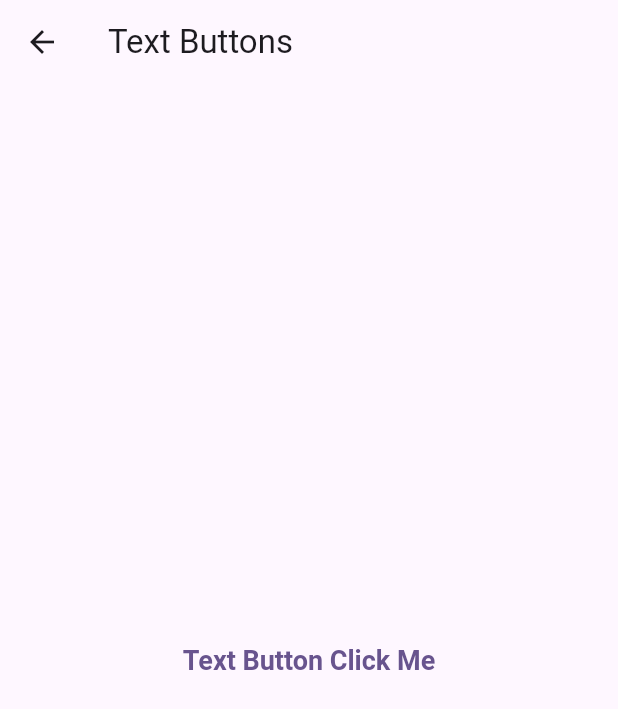
After one commit to afrahshaikh/flutter_buttons, a Flutter app: the screen it shows after launch, after a tap on "Text Buttons", on a phone screen of 412 x 824 dp. The commit adds this screen. Shown: the top 709 px of the screen. Run offline on Flutter 3.47's test engine with Material 3 defaults, Android fonts, the phone set to English and light mode, and no system bars.

Commit message:
text button added

```diff
--- /dev/null
+++ b/lib/buttons/text_button.dart
@@ -0,0 +1,39 @@
+import 'package:flutter/material.dart';
+
+class TextButtons extends StatelessWidget {
+  const TextButtons({super.key});
+
+  @override
+  Widget build(BuildContext context) {
+    return Scaffold(
+      appBar: AppBar(title: Text('Text Buttons')),
+      body: Center(
+        child: TextButton(
+          onPressed: () {
+            ScaffoldMessenger.of(context).showSnackBar(
+              SnackBar(
+                duration: Duration(microseconds: 10),
+                content: Text('Button Pressed'),
+              ),
+            );
+          },
+          onLongPress: () {
+            ScaffoldMessenger.of(context).showSnackBar(
+              SnackBar(
+                duration: Duration(microseconds: 10),
+                content: Text('Button LongPressed'),
+              ),
+            );
+          },
+          autofocus: true,
+          focusNode: FocusNode(),
+          style: TextButton.styleFrom(
+            padding: EdgeInsets.all(16),
+            textStyle: TextStyle(fontSize: 18, fontWeight: FontWeight.bold),
+          ),
+          child: Text("Text Button Click Me"),
+        ),
+      ),
+    );
+  }
+}
--- a/lib/main.dart
+++ b/lib/main.dart
@@ -1,5 +1,6 @@
 import 'package:flutter/material.dart';
 import 'package:flutter_buttons/buttons/elevated_button.dart';
+import 'package:flutter_buttons/buttons/text_button.dart';
 
 void main() {
   runApp(const MyApp());
@@ -38,10 +39,20 @@ class _MyHomePageState extends State<MyHomePage> {
         title: Text(widget.title),
       ),
       body: Center(
-        child: ElevatedButton(onPressed: (){
-          Navigator.push(context, MaterialPageRoute(builder: (context)=>
-          ElevatedButtons()));
-        }, child: Text('Elevated Buttons'))
+        child: Column(
+          crossAxisAlignment: CrossAxisAlignment.center,
+          mainAxisAlignment: MainAxisAlignment.center,
+          children: [
+            ElevatedButton(onPressed: (){
+              Navigator.push(context, MaterialPageRoute(builder: (context)=>
+              ElevatedButtons()));
+            }, child: Text('Elevated Buttons')),
+            TextButton(onPressed: (){
+              Navigator.push(context, MaterialPageRoute(builder: (context)=>
+              TextButtons()));
+            }, child: Text('Text Buttons'))
+          ],
+        ),
       ),
     );
   }
```
Also changed, not shown: lib/buttons/icon_button.dart (deleted).
